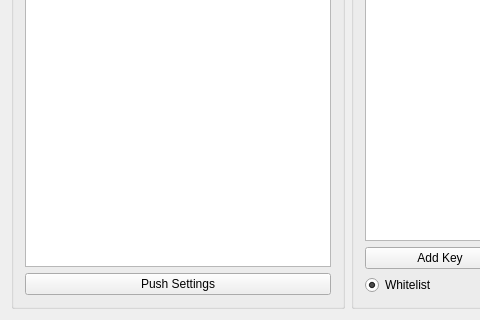
jhanssen/Disseminate, file MainWindow.ui: the form before one commit; both pictures show x 0 to 480 and y 197 to 517 of the 695 by 517 pixel window.
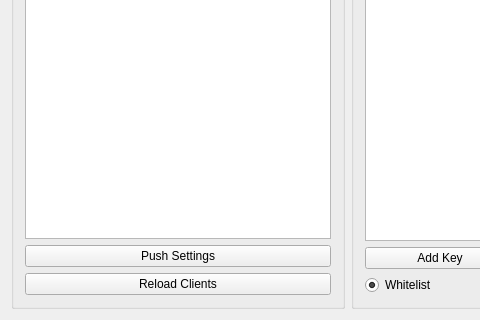
The form after the commit. Icons and pictures are not drawn.

Commit message: reload clients button for now

```diff
--- a/MainWindow.ui
+++ b/MainWindow.ui
@@ -31,6 +31,13 @@
          </property>
         </widget>
        </item>
+       <item>
+        <widget class="QPushButton" name="reloadClients">
+         <property name="text">
+          <string>Reload Clients</string>
+         </property>
+        </widget>
+       </item>
       </layout>
      </widget>
     </item>
```
The commit also changes 1 other file.
